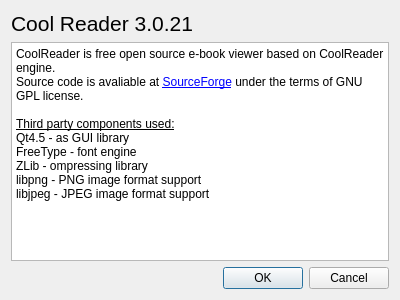
Old version of the form trunk/src/aboutdlg.ui in the repository buggins/coolreader.
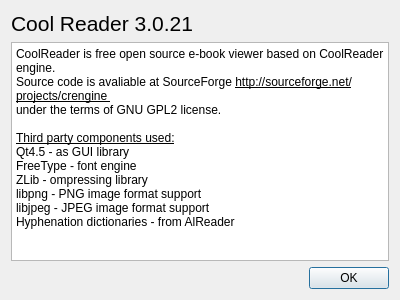
New version of the form.

```diff
--- a/trunk/src/aboutdlg.ui
+++ b/trunk/src/aboutdlg.ui
@@ -43,18 +43,19 @@
           <string>&lt;!DOCTYPE HTML PUBLIC &quot;-//W3C//DTD HTML 4.0//EN&quot; &quot;http://www.w3.org/TR/REC-html40/strict.dtd&quot;&gt;
 &lt;html&gt;&lt;head&gt;&lt;meta name=&quot;qrichtext&quot; content=&quot;1&quot; /&gt;&lt;style type=&quot;text/css&quot;&gt;
 p, li { white-space: pre-wrap; }
-&lt;/style&gt;&lt;/head&gt;&lt;body style=&quot; font-family:'DejaVu Sans'; font-size:9pt; font-weight:400; font-style:normal;&quot;&gt;
-&lt;p style=&quot; margin-top:0px; margin-bottom:0px; margin-left:0px; margin-right:0px; -qt-block-indent:0; text-indent:0px;&quot;&gt;CoolReader is free open source e-book viewer based on CoolReader engine.&lt;/p&gt;
-&lt;p style=&quot; margin-top:0px; margin-bottom:0px; margin-left:0px; margin-right:0px; -qt-block-indent:0; text-indent:0px;&quot;&gt;Source code is avaliable at &lt;a href=&quot;http://sourceforge.net/projects/crengine&quot;&gt;&lt;span style=&quot; text-decoration: underline; color:#0000ff;&quot;&gt;SourceForge&lt;/span&gt;&lt;/a&gt; under the terms of GNU GPL license.&lt;/p&gt;
-&lt;p style=&quot;-qt-paragraph-type:empty; margin-top:0px; margin-bottom:0px; margin-left:0px; margin-right:0px; -qt-block-indent:0; text-indent:0px;&quot;&gt;&lt;/p&gt;
-&lt;p style=&quot; margin-top:0px; margin-bottom:0px; margin-left:0px; margin-right:0px; -qt-block-indent:0; text-indent:0px;&quot;&gt;&lt;span style=&quot; text-decoration: underline;&quot;&gt;Third party components used:&lt;/span&gt;&lt;/p&gt;
-&lt;p style=&quot; margin-top:0px; margin-bottom:0px; margin-left:0px; margin-right:0px; -qt-block-indent:0; text-indent:0px;&quot;&gt;Qt4.5 - as GUI library&lt;/p&gt;
-&lt;p style=&quot; margin-top:0px; margin-bottom:0px; margin-left:0px; margin-right:0px; -qt-block-indent:0; text-indent:0px;&quot;&gt;FreeType - font engine&lt;/p&gt;
-&lt;p style=&quot; margin-top:0px; margin-bottom:0px; margin-left:0px; margin-right:0px; -qt-block-indent:0; text-indent:0px;&quot;&gt;ZLib - ompressing library&lt;/p&gt;
-&lt;p style=&quot; margin-top:0px; margin-bottom:0px; margin-left:0px; margin-right:0px; -qt-block-indent:0; text-indent:0px;&quot;&gt;libpng - PNG image format support&lt;/p&gt;
-&lt;p style=&quot; margin-top:0px; margin-bottom:0px; margin-left:0px; margin-right:0px; -qt-block-indent:0; text-indent:0px;&quot;&gt;libjpeg - JPEG image format support&lt;/p&gt;
-&lt;p style=&quot;-qt-paragraph-type:empty; margin-top:0px; margin-bottom:0px; margin-left:0px; margin-right:0px; -qt-block-indent:0; text-indent:0px;&quot;&gt;&lt;/p&gt;
-&lt;p style=&quot;-qt-paragraph-type:empty; margin-top:0px; margin-bottom:0px; margin-left:0px; margin-right:0px; -qt-block-indent:0; text-indent:0px;&quot;&gt;&lt;/p&gt;&lt;/body&gt;&lt;/html&gt;</string>
+&lt;/style&gt;&lt;/head&gt;&lt;body style=&quot; font-family:'MS Shell Dlg 2'; font-size:8.25pt; font-weight:400; font-style:normal;&quot;&gt;
+&lt;p style=&quot; margin-top:0px; margin-bottom:0px; margin-left:0px; margin-right:0px; -qt-block-indent:0; text-indent:0px;&quot;&gt;&lt;span style=&quot; font-family:'DejaVu Sans'; font-size:9pt;&quot;&gt;CoolReader is free open source e-book viewer based on CoolReader engine.&lt;/span&gt;&lt;/p&gt;
+&lt;p style=&quot; margin-top:0px; margin-bottom:0px; margin-left:0px; margin-right:0px; -qt-block-indent:0; text-indent:0px;&quot;&gt;&lt;span style=&quot; font-family:'DejaVu Sans'; font-size:9pt;&quot;&gt;Source code is avaliable at SourceForge &lt;/span&gt;&lt;span style=&quot; font-family:'DejaVu Sans'; font-size:9pt; text-decoration: underline;&quot;&gt;http://sourceforge.net/projects/crengine &lt;/span&gt;&lt;/p&gt;
+&lt;p style=&quot; margin-top:0px; margin-bottom:0px; margin-left:0px; margin-right:0px; -qt-block-indent:0; text-indent:0px;&quot;&gt;&lt;span style=&quot; font-family:'DejaVu Sans'; font-size:9pt;&quot;&gt;under the terms of GNU GPL2 license.&lt;/span&gt;&lt;/p&gt;
+&lt;p style=&quot;-qt-paragraph-type:empty; margin-top:0px; margin-bottom:0px; margin-left:0px; margin-right:0px; -qt-block-indent:0; text-indent:0px; font-family:'DejaVu Sans'; font-size:9pt;&quot;&gt;&lt;/p&gt;
+&lt;p style=&quot; margin-top:0px; margin-bottom:0px; margin-left:0px; margin-right:0px; -qt-block-indent:0; text-indent:0px;&quot;&gt;&lt;span style=&quot; font-family:'DejaVu Sans'; font-size:9pt; text-decoration: underline;&quot;&gt;Third party components used:&lt;/span&gt;&lt;/p&gt;
+&lt;p style=&quot; margin-top:0px; margin-bottom:0px; margin-left:0px; margin-right:0px; -qt-block-indent:0; text-indent:0px;&quot;&gt;&lt;span style=&quot; font-family:'DejaVu Sans'; font-size:9pt;&quot;&gt;Qt4.5 - as GUI library&lt;/span&gt;&lt;/p&gt;
+&lt;p style=&quot; margin-top:0px; margin-bottom:0px; margin-left:0px; margin-right:0px; -qt-block-indent:0; text-indent:0px;&quot;&gt;&lt;span style=&quot; font-family:'DejaVu Sans'; font-size:9pt;&quot;&gt;FreeType - font engine&lt;/span&gt;&lt;/p&gt;
+&lt;p style=&quot; margin-top:0px; margin-bottom:0px; margin-left:0px; margin-right:0px; -qt-block-indent:0; text-indent:0px;&quot;&gt;&lt;span style=&quot; font-family:'DejaVu Sans'; font-size:9pt;&quot;&gt;ZLib - ompressing library&lt;/span&gt;&lt;/p&gt;
+&lt;p style=&quot; margin-top:0px; margin-bottom:0px; margin-left:0px; margin-right:0px; -qt-block-indent:0; text-indent:0px;&quot;&gt;&lt;span style=&quot; font-family:'DejaVu Sans'; font-size:9pt;&quot;&gt;libpng - PNG image format support&lt;/span&gt;&lt;/p&gt;
+&lt;p style=&quot; margin-top:0px; margin-bottom:0px; margin-left:0px; margin-right:0px; -qt-block-indent:0; text-indent:0px;&quot;&gt;&lt;span style=&quot; font-family:'DejaVu Sans'; font-size:9pt;&quot;&gt;libjpeg - JPEG image format support&lt;/span&gt;&lt;/p&gt;
+&lt;p style=&quot; margin-top:0px; margin-bottom:0px; margin-left:0px; margin-right:0px; -qt-block-indent:0; text-indent:0px;&quot;&gt;&lt;span style=&quot; font-family:'DejaVu Sans'; font-size:9pt;&quot;&gt;Hyphenation dictionaries - from AlReader&lt;/span&gt;&lt;/p&gt;
+&lt;p style=&quot;-qt-paragraph-type:empty; margin-top:0px; margin-bottom:0px; margin-left:0px; margin-right:0px; -qt-block-indent:0; text-indent:0px; font-family:'DejaVu Sans'; font-size:9pt;&quot;&gt;&lt;/p&gt;&lt;/body&gt;&lt;/html&gt;</string>
          </property>
         </widget>
        </item>
@@ -68,7 +69,7 @@
       <enum>Qt::Horizontal</enum>
      </property>
      <property name="standardButtons">
-      <set>QDialogButtonBox::Cancel|QDialogButtonBox::Ok</set>
+      <set>QDialogButtonBox::Ok</set>
      </property>
     </widget>
    </item>
```
